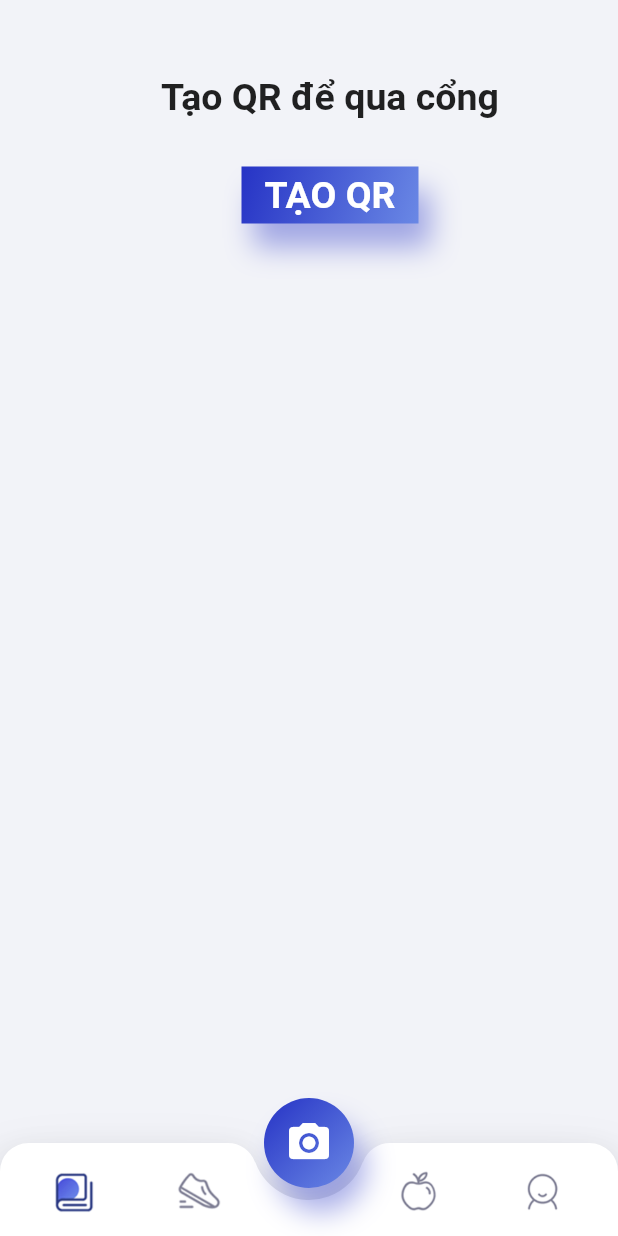
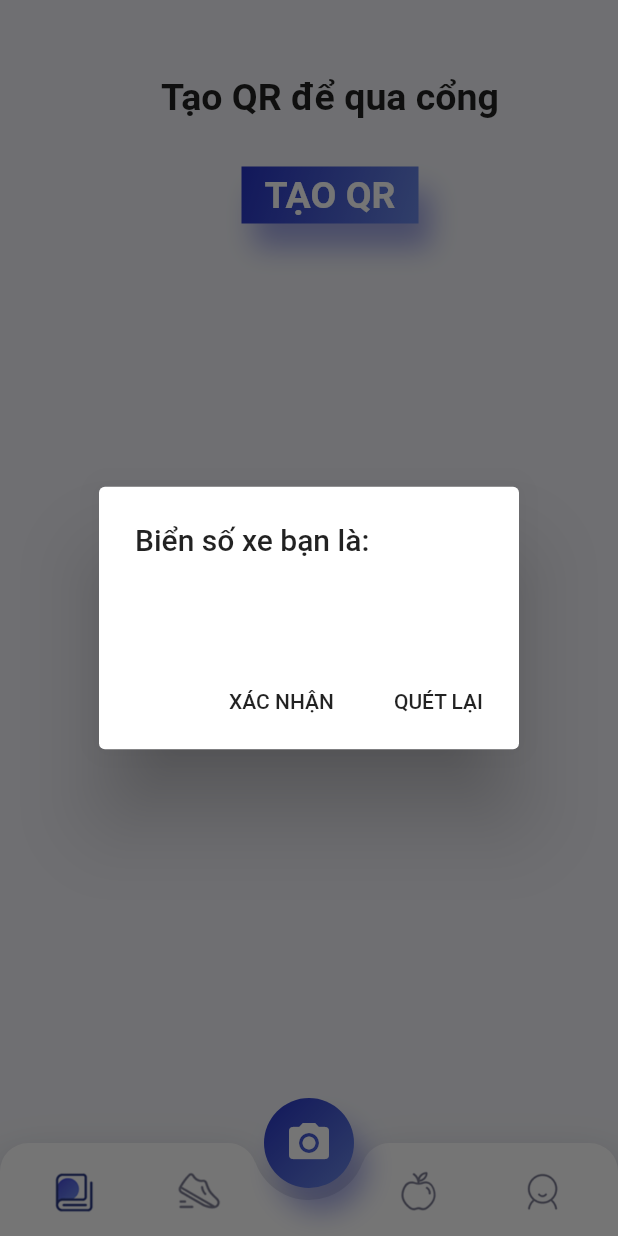
Before and after one commit to huy3999/DoAnVDK, a Flutter app: the MyHomePage screen opened directly, after a tap on the "camera alt" icon, on a phone screen of 412 x 824 dp. Run offline on Flutter 3.47's test engine with Material 2 defaults, Android fonts, the phone set to English and light mode, and no system bars; our stand-ins replace firebase_auth, firebase_database, qr_flutter, shared_preferences; missing offline and left inert: barcode_scan; accounts and stored records are empty; statements that could not run were skipped.

```diff
--- a/lib/home_page.dart
+++ b/lib/home_page.dart
@@ -18,6 +18,7 @@ import 'app_theme.dart';
 import 'package:flutter/rendering.dart';
 import 'package:path_provider/path_provider.dart';
 import 'package:shared_preferences/shared_preferences.dart';
+import 'package:intl/intl.dart';
 class HomePage extends StatelessWidget {
   @override
   Widget build(BuildContext context) {
@@ -48,6 +49,7 @@ class _MyHomePageState extends State<MyHomePage> with TickerProviderStateMixin {
   static const double _topSectionTopPadding = 50.0;
   static const double _topSectionBottomPadding = 20.0;
   static const double _topSectionHeight = 50.0;
+  DateFormat dateFormat = DateFormat("yyyy-MM-dd HH:mm:ss");
 
   GlobalKey globalKey = new GlobalKey();
   String _dataString = "Hello from this QR";
@@ -65,19 +67,18 @@ class _MyHomePageState extends State<MyHomePage> with TickerProviderStateMixin {
       String qrResult = await BarcodeScanner.scan();
       setState(() {
         result = qrResult;
-        addStringToSF(result);
+        String time = dateFormat.format(DateTime.now());
+        _dataString = result+time;
+        print(_dataString);
+        addStringToSF(_dataString);
+        plateCheckDialog(result);
       });
 
       //if(result == "123456"){
 
         //successDialog();
 
-        FirebaseDatabase.instance.reference().child('user').child(userId).child('Xe').child(result)
-          .set({
-          'plate': result,
-          'status': 0
-          //'created_at': DateTime.now()
-          });
+
      // }
     } on PlatformException catch (ex) {
       if (ex.code == BarcodeScanner.CameraAccessDenied) {
@@ -167,6 +168,51 @@ Future<void> successDialog() async {
               child: Text('OK'),
               onPressed: () {
                 Navigator.of(context).pop();
+              },
+            ),
+          ],
+        );
+      },
+    );
+  }
+  Future<void> plateCheckDialog(String qrResult) async {
+    return showDialog<void>(
+      context: context,
+      barrierDismissible: false, // user must tap button!
+      builder: (BuildContext context) {
+        return AlertDialog(
+          title: Text('Biển số xe bạn là:'),
+          content:
+          Text(
+           qrResult,
+            style: new TextStyle(fontSize: 17.0, color: Colors.black)
+        ),
+          actions: <Widget>[
+            FlatButton(
+              child: Text('XÁC NHẬN'),
+              onPressed: () {
+                //String time = dateFormat.format(DateTime.now());
+                //final dbRef = FirebaseDatabase.instance.reference().child("Xe");
+                FirebaseDatabase.instance.reference().child('Xe').child(result).child('info')
+                    .set({
+                  'plate': result,
+                  'status': 1,
+                  'code': _dataString
+                  //'created_at': DateTime.now()
+                });
+                //_dataString = result+time;
+                //print(_dataString);
+                Navigator.of(context).pop();
+              },
+            ),
+            FlatButton(
+              child: Text('QUÉT LẠI'),
+              onPressed: () {
+                FirebaseDatabase.instance.reference().child('Xe').child(result).child('info')
+                    .set({
+                  'status': 2,
+                });
+                _scanQR();
               },
             ),
           ],
--- a/pubspec.yaml
+++ b/pubspec.yaml
@@ -31,6 +31,7 @@ dependencies:
   barcode_scan: 1.0.0
   path_provider: 1.6.9
   shared_preferences: ^0.5.7+3
+  intl: ^0.15.7
 dev_dependencies:
   flutter_test:
     sdk: flutter
```
Also changed, not shown: pubspec.lock.
